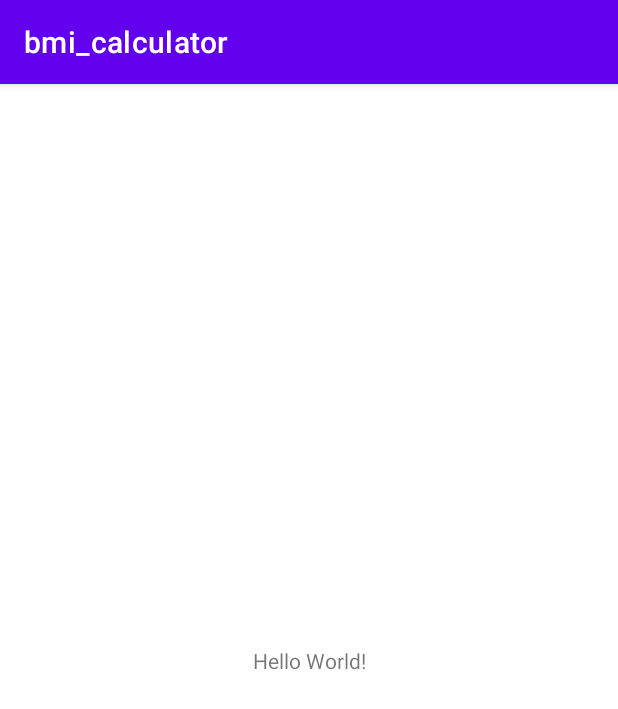
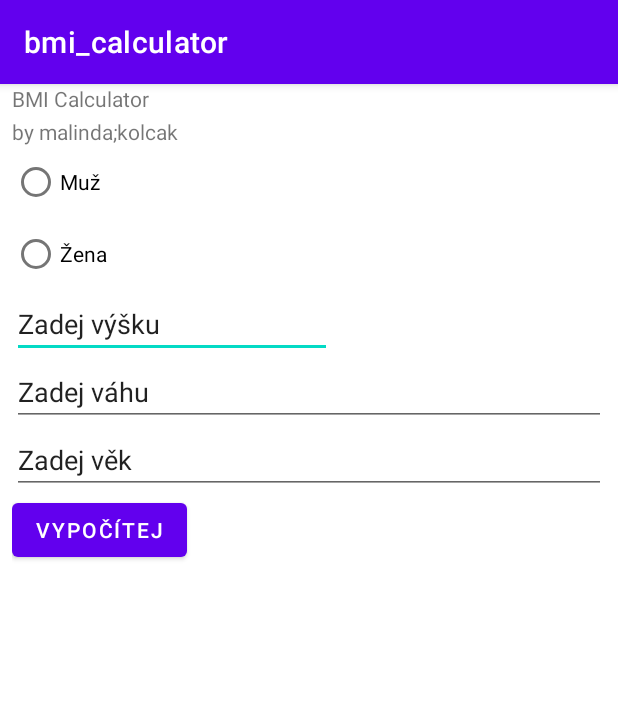
Before and after one commit to Lynder063/xPMP_cv1, an Android app: the screen it shows after launch (MainActivity), on a phone screen of 412 x 824 dp. Shown: the top 709 px of the screen. Run offline under Robolectric (Android 15) with nearby library versions, the phone set to English and light mode, and no system bars.

Commit message:
Code done

```diff
--- a/app/src/main/res/layout/activity_main.xml
+++ b/app/src/main/res/layout/activity_main.xml
@@ -6,13 +6,93 @@
     android:layout_height="match_parent"
     tools:context=".MainActivity">
 
-    <TextView
-        android:layout_width="wrap_content"
-        android:layout_height="wrap_content"
-        android:text="Hello World!"
-        app:layout_constraintBottom_toBottomOf="parent"
-        app:layout_constraintLeft_toLeftOf="parent"
-        app:layout_constraintRight_toRightOf="parent"
-        app:layout_constraintTop_toTopOf="parent" />
+    <LinearLayout
+        android:layout_width="match_parent"
+        android:layout_height="match_parent"
+        android:layout_marginStart="8dp"
+        android:layout_marginEnd="8dp"
+        android:orientation="vertical"
+        app:layout_constraintEnd_toEndOf="parent"
+        app:layout_constraintHorizontal_bias="0.0"
+        app:layout_constraintStart_toStartOf="parent"
+        tools:layout_editor_absoluteY="0dp">
+
+        <TableRow
+            android:layout_width="match_parent"
+            android:layout_height="wrap_content">
+
+            <TextView
+                android:id="@+id/textView4"
+                android:layout_width="97dp"
+                android:layout_height="22dp"
+                android:text="BMI Calculator" />
+        </TableRow>
+
+        <TableRow
+            android:layout_width="match_parent"
+            android:layout_height="wrap_content">
+
+            <TextView
+                android:id="@+id/textView3"
+                android:layout_width="147dp"
+                android:layout_height="match_parent"
+                android:text="by malinda;kolcak" />
+        </TableRow>
+
+        <RadioButton
+            android:id="@+id/male"
+            android:layout_width="match_parent"
+            android:layout_height="wrap_content"
+            android:text="Muž" />
+
+        <RadioButton
+            android:id="@+id/female"
+            android:layout_width="match_parent"
+            android:layout_height="wrap_content"
+            android:text="Žena" />
+
+        <EditText
+            android:id="@+id/height"
+            android:layout_width="wrap_content"
+            android:layout_height="wrap_content"
+            android:ems="10"
+            android:inputType="textPersonName"
+            android:text="Zadej výšku" />
+
+        <EditText
+            android:id="@+id/weight"
+            android:layout_width="match_parent"
+            android:layout_height="wrap_content"
+            android:ems="10"
+            android:inputType="textPersonName"
+            android:text="Zadej váhu" />
+
+        <EditText
+            android:id="@+id/age"
+            android:layout_width="match_parent"
+            android:layout_height="wrap_content"
+            android:ems="10"
+            android:inputType="textPersonName"
+            android:text="Zadej věk" />
+
+        <TableRow
+            android:layout_width="match_parent"
+            android:layout_height="match_parent" >
+
+            <Button
+                android:id="@+id/button"
+                android:layout_width="wrap_content"
+                android:layout_height="wrap_content"
+                android:text="Vypočítej"
+                app:toggleCheckedStateOnClick="false" />
+
+            <TextView
+                android:id="@+id/result"
+                android:layout_width="wrap_content"
+                android:layout_height="wrap_content"
+                android:text="" />
+        </TableRow>
+
+    </LinearLayout>
 
 </androidx.constraintlayout.widget.ConstraintLayout>
```
Also changed, not shown: app/src/main/java/com/example/bmi_calculator/MainActivity.java (+85 -0 lines).
